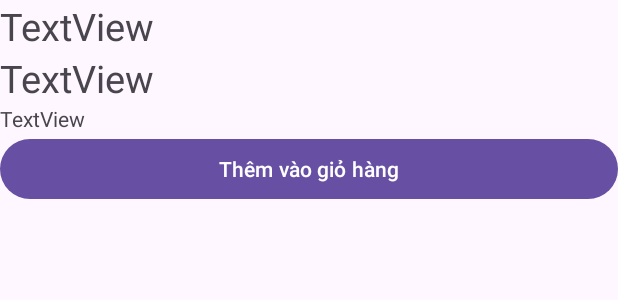
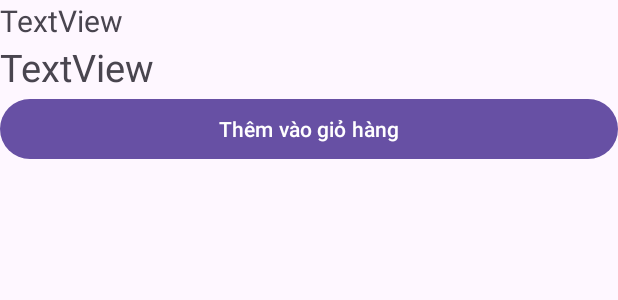
Before and after one commit to huydong0210/EShop, an Android app: the layout home_product_item.xml on its own in the app's theme, with its tools: preview values and no code run, on a phone screen of 412 x 824 dp. Shown: the top 300 px of the screen. Run offline under Robolectric (Android 15) with nearby library versions, the phone set to English and light mode, and no system bars; network calls fail.

Commit message:
get all products in listview

```diff
--- /dev/null
+++ b/EShopBE/src/main/java/com/group2/eshopbe/DTO/ProductDTO.java
@@ -0,0 +1,2 @@
+package com.group2.eshopbe.DTO;public class ProductDTO {
+}
--- a/EShopFE/app/build.gradle
+++ b/EShopFE/app/build.gradle
@@ -39,4 +39,5 @@ dependencies {
     implementation 'com.google.code.gson:gson:2.8.6'
     implementation 'com.squareup.retrofit2:retrofit:2.1.0'
     implementation 'com.squareup.retrofit2:converter-gson:2.1.0'
+    implementation 'com.fasterxml.jackson.core:jackson-databind:2.12.5'
 }
--- a/EShopFE/app/src/main/java/com/group2/eshopfe/common/Constant.java
+++ b/EShopFE/app/src/main/java/com/group2/eshopfe/common/Constant.java
@@ -3,4 +3,5 @@ package com.group2.eshopfe.common;
 public interface Constant {
     String SERVER_API_URL = "http://192.168.0.106:8080/";
     String Authorization = "Authorization";
+    String PREFERENCES  = "MyPrefs";
 }
--- a/EShopFE/app/src/main/java/com/group2/eshopfe/home/service/ApiHomeService.java
+++ b/EShopFE/app/src/main/java/com/group2/eshopfe/home/service/ApiHomeService.java
@@ -23,5 +23,7 @@ public interface ApiHomeService {
     public void setSharedPreferences(SharedPreferences sharedPreferences);
     @GET("/api/account")
     Call<ResponseObject> getCurrentUserDTO();
+    @GET("/api/products")
+    Call<ResponseObject> getAllProducts();
 
 }
--- a/EShopFE/app/src/main/java/com/group2/eshopfe/home/service/impl/ApiHomeServiceImpl.java
+++ b/EShopFE/app/src/main/java/com/group2/eshopfe/home/service/impl/ApiHomeServiceImpl.java
@@ -63,4 +63,9 @@ public class ApiHomeServiceImpl implements ApiHomeService {
     public Call<ResponseObject> getCurrentUserDTO() {
         return apiHomeService.getCurrentUserDTO();
     }
+
+    @Override
+    public Call<ResponseObject> getAllProducts() {
+        return apiHomeService.getAllProducts();
+    }
 }
--- a/EShopFE/app/src/main/java/com/group2/eshopfe/login/activity/LoginActivity.java
+++ b/EShopFE/app/src/main/java/com/group2/eshopfe/login/activity/LoginActivity.java
@@ -12,6 +12,7 @@ import android.widget.Toast;
 import androidx.appcompat.app.AppCompatActivity;
 
 import com.group2.eshopfe.R;
+import com.group2.eshopfe.common.Constant;
 import com.group2.eshopfe.home.activity.HomeActivity;
 import com.group2.eshopfe.login.model.LoginRequest;
 import com.group2.eshopfe.login.service.ApiLoginService;
@@ -57,7 +58,7 @@ public class LoginActivity extends AppCompatActivity {
     private void login(){
         LoginRequest loginRequest = new LoginRequest(editTextUsername.getText().toString(), editTextPassword.getText().toString());
         ResponseObject response = LoginService.login(loginRequest);
-        SharedPreferences sharedPreferences = getSharedPreferences("MyPrefs", Context.MODE_PRIVATE);
+        SharedPreferences sharedPreferences = getSharedPreferences(Constant.PREFERENCES, Context.MODE_PRIVATE);
         if (response.getStatus().equals(ResponseObject.FAIL)){
             Toast toast = Toast.makeText(this, response.getMessage(),Toast.LENGTH_SHORT);
             toast.show();
--- a/EShopFE/app/src/main/res/layout/home_product_item.xml
+++ b/EShopFE/app/src/main/res/layout/home_product_item.xml
@@ -18,30 +18,25 @@
             android:orientation="vertical">
 
             <TextView
-                android:id="@+id/textViewHomeProductPrice"
+                android:id="@+id/textViewHomeProductName"
+                android:layout_width="match_parent"
+                android:layout_height="wrap_content"
+                android:text="TextView"
+                android:textSize="20dp" />
+
+            <TextView
+                android:id="@+id/textViewHomeProductProductPrice"
                 android:layout_width="match_parent"
                 android:layout_height="wrap_content"
                 android:text="TextView"
                 android:textSize="25dp" />
-
-            <TextView
-                android:id="@+id/textViewHomeProductProductName"
-                android:layout_width="match_parent"
-                android:layout_height="wrap_content"
-                android:text="TextView"
-                android:textSize="25dp" />
-
-            <TextView
-                android:id="@+id/textViewHomeProductDescription"
-                android:layout_width="match_parent"
-                android:layout_height="wrap_content"
-                android:text="TextView" />
 
             <Button
                 android:id="@+id/buttonHomeProductAddToCart"
                 android:layout_width="match_parent"
                 android:layout_height="wrap_content"
                 android:text="Thêm vào giỏ hàng" />
+
         </LinearLayout>
     </LinearLayout>
 </LinearLayout>
```
Also changed, not shown: EShopFE/app/src/main/java/com/group2/eshopfe/DTO/ProductDTO.java (renamed from EShopFE/app/src/main/java/com/group2/eshopfe/home/model/HomeProduct.java, +33 -11 lines), EShopFE/app/src/main/java/com/group2/eshopfe/home/activity/HomeActivity.java (+54 -17 lines), EShopFE/app/src/main/java/com/group2/eshopfe/home/adapter/HomeProductAdapter.java (+7 -8 lines).
